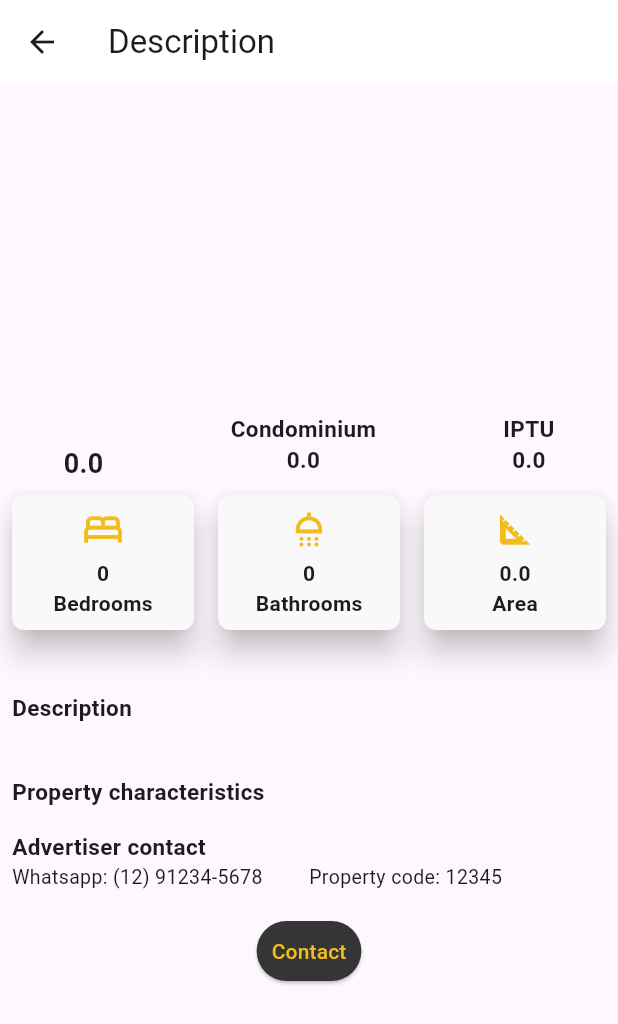
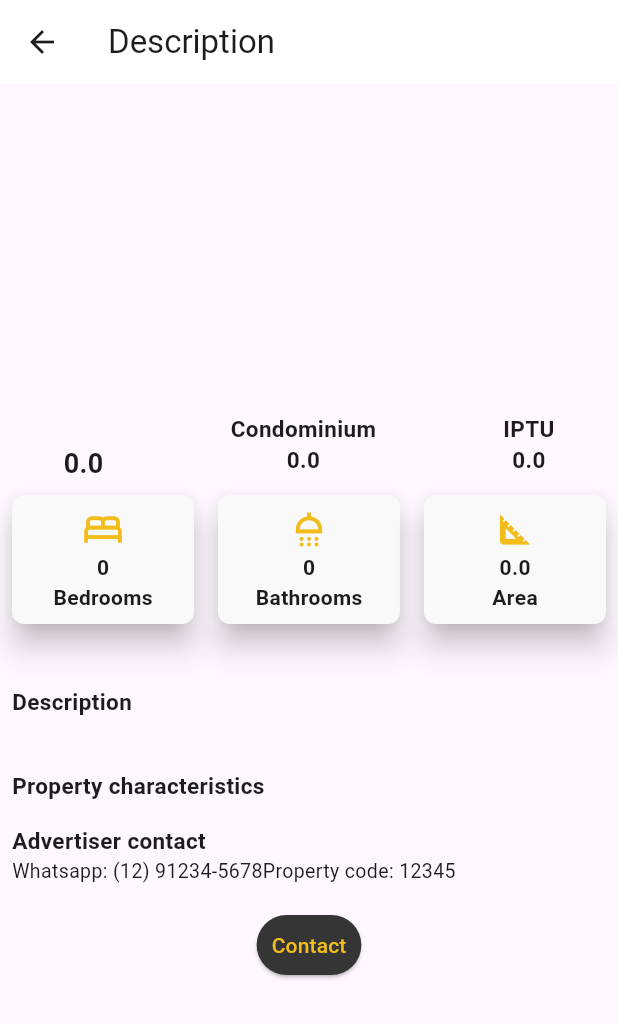
Before and after one commit to Vitorrecoaro/DevMovel-MeAjudaApe-Flutter, a Flutter app: the DescricaoScreen screen opened directly with empty values, on a phone screen of 412 x 824 dp. Shown: the top 1024 px of the screen. Run offline on Flutter 3.47's test engine with Material 2 defaults, Android fonts, the phone set to English and light mode, and no system bars; drawn by our look-alikes of carousel_slider; our stand-ins replace shared_preferences; accounts and stored records are empty; generated files the repository leaves out were written again; network calls fail.

Commit message:
fix: Description page

```diff
--- a/lib/components/featured.text.dart
+++ b/lib/components/featured.text.dart
@@ -6,12 +6,10 @@ class FeaturedText extends StatelessWidget {
 
   @override
   Widget build(BuildContext context) {
-    return Expanded(
-      child: Text(
-        text,
-        style: const TextStyle(
-          fontSize: 13,
-        ),
+    return Text(
+      text,
+      style: const TextStyle(
+        fontSize: 13,
       ),
     );
   }
--- a/lib/l10n/app_en.arb
+++ b/lib/l10n/app_en.arb
@@ -18,8 +18,8 @@
     "furnished": "Furnished",
     "garden": "Garden",
     "balcony": "Balcony",
-    "serviceArea": "ServiceArea",
-    "recreationArea": "RecreationArea",
+    "serviceArea": "Service Area",
+    "recreationArea": "Recreation Area",
     "gym": "Gym",
     "parking": "Parking",
     "titleF1": "Enter the property address",
--- a/lib/pages/descricao.page.dart
+++ b/lib/pages/descricao.page.dart
@@ -157,6 +157,7 @@ class DescricaoScreen extends StatelessWidget {
                     ),
                   ),
                   Wrap(
+                    alignment: WrapAlignment.spaceBetween,
                     spacing: 70,
                     children: [
                       if (imovel.characteristics.furnished ?? false)
@@ -258,7 +259,6 @@ Widget _buildColumnCard({
             size: 30,
             color: CustomColorTheme.primaryColor,
           ),
-          const SizedBox(height: 4),
           Text(
             title,
             style: const TextStyle(
```
